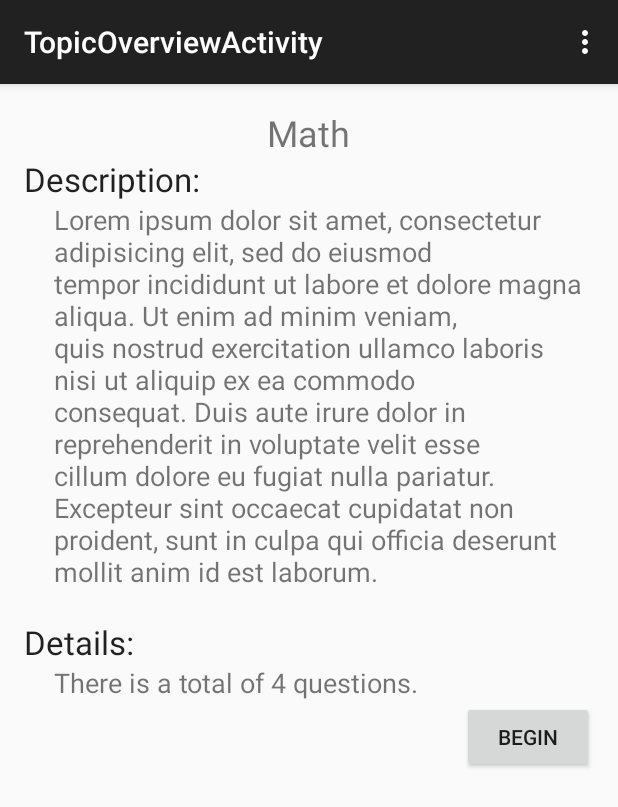
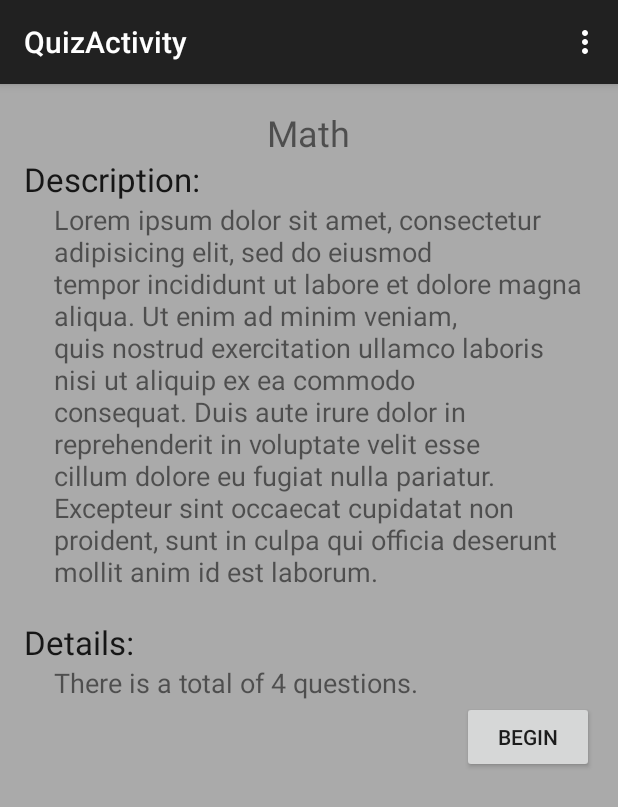
Before and after one commit to AaronChauUW/quizdroid, an Android app: the screen it shows after launch (TopicOverviewActivity before the commit, QuizActivity after it), after a tap on "Math", on a phone screen of 412 x 824 dp. Shown: the top 807 px of the screen. Run offline under Robolectric (Android 15) with nearby library versions, the phone set to English and light mode, and no system bars.

Commit message:
Activities changed to Fragments.

```diff
--- a/app/src/main/AndroidManifest.xml
+++ b/app/src/main/AndroidManifest.xml
@@ -32,6 +32,10 @@
             android:name=".FinalResultsActivity"
             android:label="@string/title_activity_final_results" >
         </activity>
+        <activity
+            android:name=".QuizActivity"
+            android:label="@string/title_activity_quiz" >
+        </activity>
     </application>
 
 </manifest>
--- a/app/src/main/java/edu/washington/chau93/quizdroid/FinalResultsActivity.java
+++ b/app/src/main/java/edu/washington/chau93/quizdroid/FinalResultsActivity.java
@@ -17,7 +17,7 @@ public class FinalResultsActivity extends ActionBarActivity {
     @Override
     protected void onCreate(Bundle savedInstanceState) {
         super.onCreate(savedInstanceState);
-        setContentView(R.layout.activity_final_results);
+        setContentView(R.layout.fragment_final_results);
 
         // Get intent
         Intent fromResults = this.getIntent();
--- a/app/src/main/java/edu/washington/chau93/quizdroid/MainActivity.java
+++ b/app/src/main/java/edu/washington/chau93/quizdroid/MainActivity.java
@@ -1,14 +1,20 @@
 package edu.washington.chau93.quizdroid;
 
 import android.content.Intent;
+import android.support.v4.app.Fragment;
 import android.support.v7.app.ActionBarActivity;
 import android.os.Bundle;
+import android.util.Log;
+import android.view.LayoutInflater;
 import android.view.Menu;
 import android.view.MenuItem;
 import android.view.View;
+import android.view.ViewGroup;
 import android.widget.AdapterView;
 import android.widget.ArrayAdapter;
+import android.widget.Button;
 import android.widget.ListView;
+import android.widget.TextView;
 
 import java.util.ArrayList;
 
@@ -18,7 +24,7 @@ import edu.washington.chau93.quizdroid.managers.QuizManager;
 public class MainActivity extends ActionBarActivity {
 
     @Override
-    protected void onCreate(Bundle savedInstanceState) {
+    protected void onCreate(final Bundle savedInstanceState) {
         super.onCreate(savedInstanceState);
         setContentView(R.layout.activity_main);
 
@@ -33,7 +39,6 @@ public class MainActivity extends ActionBarActivity {
         lv.setOnItemClickListener(new AdapterView.OnItemClickListener() {
             @Override
             public void onItemClick(AdapterView<?> parent, View view, int position, long id) {
-                Intent overviewIntent = new Intent(MainActivity.this, TopicOverviewActivity.class);
                 String topic = (String) lv.getItemAtPosition(position);
                 // Ideally I would do a pull request on the topic to get some information
                 // such as the description and how many questions there are and put them
@@ -65,17 +70,13 @@ public class MainActivity extends ActionBarActivity {
                 "cillum dolore eu fugiat nulla pariatur. Excepteur sint occaecat cupidatat non\n" +
                 "proident, sunt in culpa qui officia deserunt mollit anim id est laborum.";
 
-
-
-
                 QuizManager qm = new QuizManager(description, questions, choices, answers);
 
-                overviewIntent.putExtra("topic", topic);
-                overviewIntent.putExtra("quiz_manager", qm);
+                Intent quizIntent = new Intent(MainActivity.this, QuizActivity.class);
+                quizIntent.putExtra("quiz_manager", qm);
+                quizIntent.putExtra("topic", topic);
 
-                if (overviewIntent.resolveActivity(getPackageManager()) != null)
-                    startActivity(overviewIntent);
-
+                startActivity(quizIntent);
 
             }
         });
--- a/app/src/main/java/edu/washington/chau93/quizdroid/QuestionActivity.java
+++ b/app/src/main/java/edu/washington/chau93/quizdroid/QuestionActivity.java
@@ -22,7 +22,7 @@ public class QuestionActivity extends ActionBarActivity {
     @Override
     protected void onCreate(Bundle savedInstanceState) {
         super.onCreate(savedInstanceState);
-        setContentView(R.layout.activity_question);
+        setContentView(R.layout.fragment_question);
 
         final Intent fromOV = this.getIntent();
         QuizManager qm = null;
@@ -72,7 +72,6 @@ public class QuestionActivity extends ActionBarActivity {
                     startActivity(resultsIntent);
                 }
             });
-
         }
 
     }
--- a/app/src/main/java/edu/washington/chau93/quizdroid/ResultsActivity.java
+++ b/app/src/main/java/edu/washington/chau93/quizdroid/ResultsActivity.java
@@ -19,7 +19,7 @@ public class ResultsActivity extends ActionBarActivity {
     @Override
     protected void onCreate(Bundle savedInstanceState) {
         super.onCreate(savedInstanceState);
-        setContentView(R.layout.activity_results);
+        setContentView(R.layout.fragment_results);
 
         // Get intent
         Intent fromQuestion = this.getIntent();
--- a/app/src/main/java/edu/washington/chau93/quizdroid/TopicOverviewActivity.java
+++ b/app/src/main/java/edu/washington/chau93/quizdroid/TopicOverviewActivity.java
@@ -10,10 +10,6 @@ import android.view.View;
 import android.widget.Button;
 import android.widget.TextView;
 
-import org.w3c.dom.Text;
-
-import java.util.ArrayList;
-
 import edu.washington.chau93.quizdroid.managers.QuizManager;
 
 
@@ -23,7 +19,7 @@ public class TopicOverviewActivity extends ActionBarActivity {
     @Override
     protected void onCreate(Bundle savedInstanceState) {
         super.onCreate(savedInstanceState);
-        setContentView(R.layout.activity_topic_overview);
+        setContentView(R.layout.fragment_topic_overview);
 
         // Get intent and grab content
         Intent fromMain = this.getIntent();
--- /dev/null
+++ b/app/src/main/res/layout/activity_quiz.xml
@@ -0,0 +1,4 @@
+<FrameLayout xmlns:android="http://schemas.android.com/apk/res/android"
+    xmlns:tools="http://schemas.android.com/tools" android:id="@+id/container"
+    android:layout_width="match_parent" android:layout_height="match_parent"
+    tools:context="edu.washington.chau93.quizdroid.QuizActivity" tools:ignore="MergeRootFrame" />
--- a/app/src/main/res/layout/activity_final_results.xml
+++ b/app/src/main/res/layout/fragment_final_results.xml
@@ -4,7 +4,7 @@
     android:paddingRight="@dimen/activity_horizontal_margin"
     android:paddingTop="@dimen/activity_vertical_margin"
     android:paddingBottom="@dimen/activity_vertical_margin"
-    tools:context="edu.washington.chau93.quizdroid.FinalResultsActivity"
+    tools:context=".QuizActivity$FinalResultFragment"
     android:orientation="vertical">
 
     <TextView
--- a/app/src/main/res/layout/activity_question.xml
+++ b/app/src/main/res/layout/fragment_question.xml
@@ -3,7 +3,7 @@
     android:layout_width="match_parent"
     android:layout_height="match_parent"
     android:orientation="vertical"
-    tools:context="edu.washington.chau93.quizdroid.QuestionActivity"
+    tools:context=".QuizActivity$QuestionFragment"
     android:paddingLeft="@dimen/activity_horizontal_margin"
     android:paddingRight="@dimen/activity_horizontal_margin"
     android:paddingTop="@dimen/activity_vertical_margin"
--- a/app/src/main/res/layout/activity_results.xml
+++ b/app/src/main/res/layout/fragment_results.xml
@@ -4,7 +4,7 @@
     android:paddingRight="@dimen/activity_horizontal_margin"
     android:paddingTop="@dimen/activity_vertical_margin"
     android:paddingBottom="@dimen/activity_vertical_margin"
-    tools:context="edu.washington.chau93.quizdroid.ResultsActivity"
+    tools:context=".QuizActivity$ResultsFragment"
     android:orientation="vertical">
 
     <ScrollView
--- a/app/src/main/res/layout/activity_topic_overview.xml
+++ b/app/src/main/res/layout/fragment_topic_overview.xml
@@ -1,13 +1,15 @@
 <LinearLayout xmlns:android="http://schemas.android.com/apk/res/android"
     xmlns:tools="http://schemas.android.com/tools" android:layout_width="fill_parent"
     android:layout_height="fill_parent"
-    tools:context="edu.washington.chau93.quizdroid.TopicOverviewActivity"
+    tools:context=".QuizActivity$TopicOverviewFragment"
     android:orientation="vertical"
     android:paddingLeft="@dimen/activity_horizontal_margin"
     android:paddingRight="@dimen/activity_horizontal_margin"
     android:paddingTop="@dimen/activity_vertical_margin"
     android:paddingBottom="@dimen/activity_vertical_margin"
-    android:weightSum="1">
+    android:weightSum="1"
+    android:background="@android:color/darker_gray"
+    android:id="@+id/fragmentTopicOverview">
 
 
     <ScrollView
--- /dev/null
+++ b/app/src/main/res/menu/menu_quiz.xml
@@ -0,0 +1,7 @@
+<menu xmlns:android="http://schemas.android.com/apk/res/android"
+    xmlns:app="http://schemas.android.com/apk/res-auto"
+    xmlns:tools="http://schemas.android.com/tools"
+    tools:context="edu.washington.chau93.quizdroid.QuizActivity">
+    <item android:id="@+id/action_settings" android:title="@string/action_settings"
+        android:orderInCategory="100" app:showAsAction="never" />
+</menu>
--- a/app/src/main/res/values/strings.xml
+++ b/app/src/main/res/values/strings.xml
@@ -8,5 +8,6 @@
     <string name="title_activity_question">QuestionActivity</string>
     <string name="title_activity_results">ResultsActivity</string>
     <string name="title_activity_final_results">FinalResultsActivity</string>
+    <string name="title_activity_quiz">QuizActivity</string>
 
 </resources>
```
Also changed, not shown: app/src/main/java/edu/washington/chau93/quizdroid/QuizActivity.java (added, +304 -0 lines), app/src/main/res/layout/activity_main.xml (+7 -9 lines).
